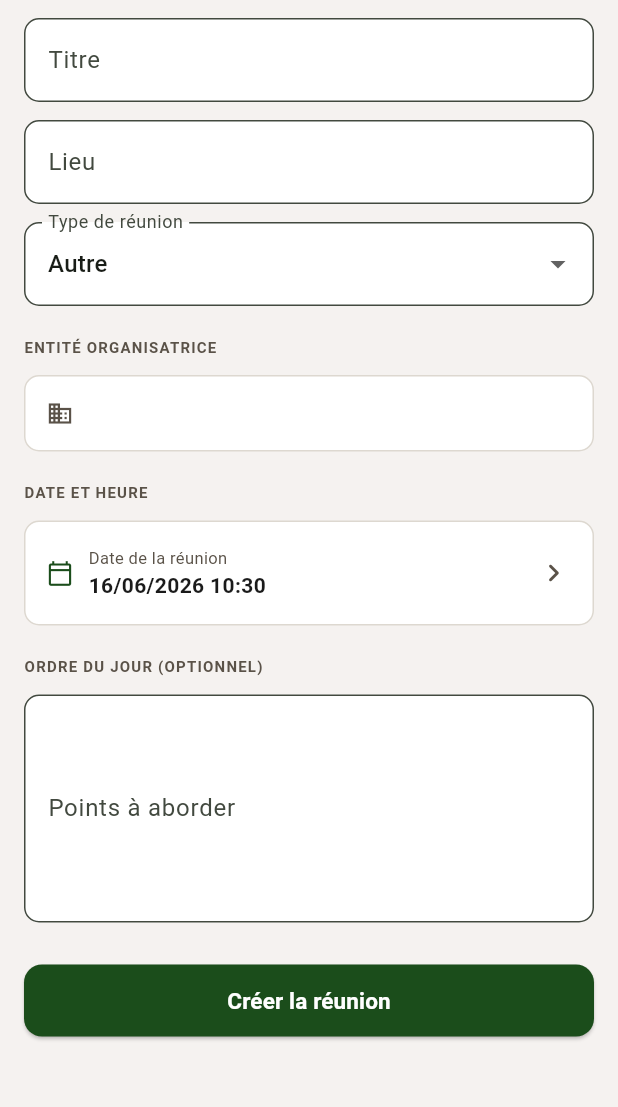
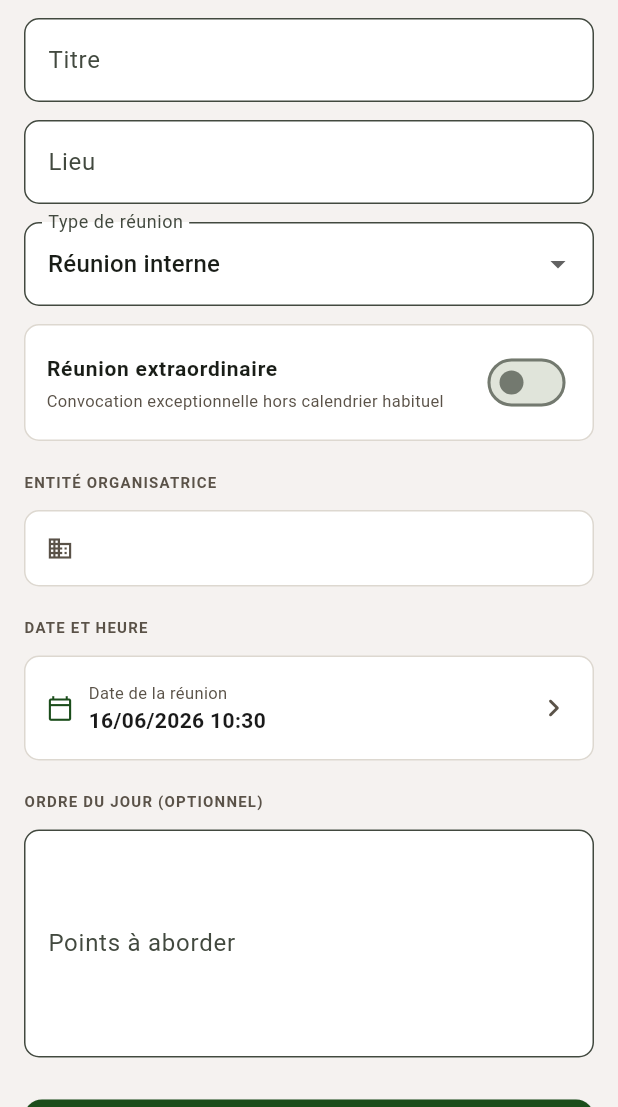
Before and after one commit to mcoly1703/cockpit, a Flutter app: the ReunionFormPage screen opened directly, on a phone screen of 412 x 824 dp, the part 129-1236 px from its top. Run offline on Flutter 3.47's test engine with Material 3 defaults, Android fonts, the phone set to English and light mode, and no system bars; our stand-ins replace dartz, file_picker, fl_chart, flutter_riverpod, freezed_annotation, go_router and 6 more; missing offline and left inert: dart:js_interop, mobile_scanner; accounts and stored records are empty.

Commit message:
feat(reunions): refactoring types + is_extraordinaire + fix race condition auth
Types réunion décorrélés des entités (nature plutôt qu'organisateur) :
reunion_interne, assemblee_generale, commission, coordination,
campagne_electorale, autre

Ajout champ is_extraordinaire (bool) sur l'entité Reunion avec
toggle switch dans le formulaire et badge rouge dans liste + détail

Fix race condition auth : 9 providers ajoutent un ref.listen sur
authProvider pour se recharger dès que la session est confirmée,
et ne retournent plus "non autorisé" pendant le chargement initial

Migration SQL 20260615000022 : mise à jour contrainte CHECK + colonne
is_extraordinaire

Dashboard : titre "À VOS AGENDAS — PROCHAINS ÉVÉNEMENTS"

Co-Authored-By: Claude Sonnet 4.6 <noreply@anthropic.com>

```diff
--- a/frontend/lib/core/constants/app_tables.dart
+++ b/frontend/lib/core/constants/app_tables.dart
@@ -171,23 +171,19 @@ class AppEnums {
   static const String carteEnAttente = 'en_attente';
 
   // type_reunion
-  static const String typeReunionBureau           = 'bureau';
-  static const String typeReunionCellule          = 'cellule';
-  static const String typeReunionSousSection      = 'sous_section';
+  static const String typeReunionInterne          = 'reunion_interne';
+  static const String typeReunionAssembleeGen     = 'assemblee_generale';
   static const String typeReunionCommission       = 'commission';
-  static const String typeReunionAssembleeGen     = 'assemblee_generale';
-  static const String typeReunionMouvement        = 'mouvement';
-  static const String typeReunionSecretariat      = 'secretariat';
+  static const String typeReunionCoordination     = 'coordination';
+  static const String typeReunionCampagne         = 'campagne_electorale';
   static const String typeReunionAutre            = 'autre';
 
   static const List<(String, String)> typesReunion = [
-    (typeReunionBureau,       'Bureau'),
-    (typeReunionCellule,      'Cellule'),
-    (typeReunionSousSection,  'Sous-section'),
+    (typeReunionInterne,      'Réunion interne'),
+    (typeReunionAssembleeGen, 'Assemblée générale'),
     (typeReunionCommission,   'Commission'),
-    (typeReunionAssembleeGen, 'Assemblée générale'),
-    (typeReunionMouvement,    'Mouvement'),
-    (typeReunionSecretariat,  'Secrétariat'),
+    (typeReunionCoordination, 'Coordination'),
+    (typeReunionCampagne,     'Campagne électorale'),
     (typeReunionAutre,        'Autre'),
   ];
 
--- a/frontend/lib/features/dashboard/presentation/pages/dashboard_page.dart
+++ b/frontend/lib/features/dashboard/presentation/pages/dashboard_page.dart
@@ -724,7 +724,7 @@ class _ProchainEvenementsCard extends ConsumerWidget {
             mainAxisAlignment: MainAxisAlignment.spaceBetween,
             children: [
               const Text(
-                'PROCHAINS ÉVÉNEMENTS',
+                'À VOS AGENDAS — PROCHAINS ÉVÉNEMENTS',
                 style: TextStyle(fontSize: 10, fontWeight: FontWeight.w700,
                     letterSpacing: 1, color: AppColors.text2),
               ),
--- a/frontend/lib/features/dashboard/presentation/providers/dashboard_provider.dart
+++ b/frontend/lib/features/dashboard/presentation/providers/dashboard_provider.dart
@@ -204,6 +204,9 @@ class DashboardNotifier extends StateNotifier<DashboardState> {
   })  : _getDashboardStats = getDashboardStats,
         _ref = ref,
         super(const DashboardState.initial()) {
+    _ref.listen<AuthState>(authProvider, (_, next) {
+      next.whenOrNull(connecte: (_) => charger());
+    });
     charger();
   }
 
@@ -214,7 +217,8 @@ class DashboardNotifier extends StateNotifier<DashboardState> {
     final utilisateur = authState.whenOrNull(connecte: (user) => user);
 
     if (utilisateur == null) {
-      state = const DashboardState.erreur(failure: Failure.nonAutorise());
+      final enAttente = authState.whenOrNull(initial: () => true, chargement: () => true) ?? false;
+      if (!enAttente) { state = const DashboardState.erreur(failure: Failure.nonAutorise()); }
       return;
     }
 
--- a/frontend/lib/features/reunions/data/datasources/reunions_datasource_impl.dart
+++ b/frontend/lib/features/reunions/data/datasources/reunions_datasource_impl.dart
@@ -37,14 +37,15 @@ class ReunionsDatasourceImpl implements ReunionsDatasource {
       final result = await supabase
           .from(AppTables.reunions)
           .insert({
-            AppTables.colTitre:      params.titre,
-            AppTables.colType:       params.type,
-            AppTables.colDate:       params.date.toIso8601String(),
-            AppTables.colLieu:       params.lieu,
+            AppTables.colTitre:            params.titre,
+            AppTables.colType:             params.type,
+            AppTables.colDate:             params.date.toIso8601String(),
+            AppTables.colLieu:             params.lieu,
             if (params.ordreJour != null)
-              AppTables.colOrdreJour: params.ordreJour,
-            AppTables.colUniteId:    params.uniteId,
-            AppTables.colCreatedBy:  supabase.auth.currentUser!.id,
+              AppTables.colOrdreJour:      params.ordreJour,
+            AppTables.colUniteId:          params.uniteId,
+            AppTables.colCreatedBy:        supabase.auth.currentUser!.id,
+            'is_extraordinaire':           params.isExtraordinaire,
           })
           .select()
           .single();
--- a/frontend/lib/features/reunions/domain/entities/reunion.dart
+++ b/frontend/lib/features/reunions/domain/entities/reunion.dart
@@ -16,5 +16,6 @@ class Reunion with _$Reunion {
     required DateTime createdAt,
     String?           compteRendu,
     String?           compteRenduUrl,
+    @Default(false) bool isExtraordinaire,
   }) = _Reunion;
 }
--- a/frontend/lib/features/reunions/domain/repositories/reunions_repository.dart
+++ b/frontend/lib/features/reunions/domain/repositories/reunions_repository.dart
@@ -13,6 +13,7 @@ class ParamsAjouterReunion {
   final String   lieu;
   final String?  ordreJour;
   final String   uniteId;
+  final bool     isExtraordinaire;
 
   const ParamsAjouterReunion({
     required this.titre,
@@ -21,6 +22,7 @@ class ParamsAjouterReunion {
     required this.lieu,
     this.ordreJour,
     required this.uniteId,
+    this.isExtraordinaire = false,
   });
 }
 
--- a/frontend/lib/features/reunions/presentation/pages/reunion_form_page.dart
+++ b/frontend/lib/features/reunions/presentation/pages/reunion_form_page.dart
@@ -22,7 +22,8 @@ class _ReunionFormPageState extends ConsumerState<ReunionFormPage> {
   final _lieuCtrl       = TextEditingController();
   final _ordreJourCtrl  = TextEditingController();
 
-  String _type = AppEnums.typeReunionAutre;
+  String _type             = AppEnums.typeReunionInterne;
+  bool   _isExtraordinaire = false;
   DateTime _date = DateTime.now().add(const Duration(days: 1));
 
   // Sélection en cascade
@@ -79,14 +80,15 @@ class _ReunionFormPageState extends ConsumerState<ReunionFormPage> {
     }
     Navigator.of(context).pop(
       ParamsAjouterReunion(
-        titre:     _titreCtrl.text.trim(),
-        type:      _type,
-        date:      _date,
-        lieu:      _lieuCtrl.text.trim(),
-        ordreJour: _ordreJourCtrl.text.trim().isEmpty
+        titre:            _titreCtrl.text.trim(),
+        type:             _type,
+        date:             _date,
+        lieu:             _lieuCtrl.text.trim(),
+        ordreJour:        _ordreJourCtrl.text.trim().isEmpty
             ? null
             : _ordreJourCtrl.text.trim(),
-        uniteId:   _resolveUniteId(fallbackUniteId),
+        uniteId:          _resolveUniteId(fallbackUniteId),
+        isExtraordinaire: _isExtraordinaire,
       ),
     );
   }
@@ -164,6 +166,11 @@ class _ReunionFormPageState extends ConsumerState<ReunionFormPage> {
             _DropdownType(
               valeur:    _type,
               onChanged: (v) => setState(() => _type = v!),
+            ),
+            const SizedBox(height: 12),
+            _ToggleExtraordinaire(
+              valeur:    _isExtraordinaire,
+              onChanged: (v) => setState(() => _isExtraordinaire = v),
             ),
             const SizedBox(height: 20),
 
@@ -491,6 +498,32 @@ class _Champ extends StatelessWidget {
       );
 }
 
+class _ToggleExtraordinaire extends StatelessWidget {
+  const _ToggleExtraordinaire({required this.valeur, required this.onChanged});
+  final bool valeur;
+  final void Function(bool) onChanged;
+
+  @override
+  Widget build(BuildContext context) => Container(
+        decoration: BoxDecoration(
+          color:        AppColors.card,
+          border:       Border.all(color: AppColors.border),
+          borderRadius: BorderRadius.circular(10),
+        ),
+        child: SwitchListTile(
+          value:         valeur,
+          onChanged:     onChanged,
+          activeThumbColor:  AppColors.secondary,
+          activeTrackColor:  AppColors.secondary.withValues(alpha: 0.3),
+          title: const Text('Réunion extraordinaire',
+              style: TextStyle(fontSize: 14, fontWeight: FontWeight.w600)),
+          subtitle: const Text('Convocation exceptionnelle hors calendrier habituel',
+              style: TextStyle(fontSize: 11, color: AppColors.text2)),
+          contentPadding: const EdgeInsets.symmetric(horizontal: 14, vertical: 2),
+        ),
+      );
+}
+
 class _DropdownType extends StatelessWidget {
   const _DropdownType({required this.valeur, required this.onChanged});
   final String   valeur;
```
Also changed, not shown: frontend/lib/features/bureau/presentation/providers/bureau_provider.dart (+7 -2 lines), frontend/lib/features/cra/presentation/providers/cra_provider.dart (+7 -2 lines), frontend/lib/features/elections/presentation/providers/elections_provider.dart (+7 -2 lines), frontend/lib/features/evenements/presentation/providers/evenements_provider.dart (+7 -2 lines), frontend/lib/features/finances/presentation/providers/finances_provider.dart (+7 -2 lines), frontend/lib/features/militants/presentation/providers/militants_provider.dart (+7 -2 lines), frontend/lib/features/prospects/presentation/providers/prospects_provider.dart (+7 -2 lines), frontend/lib/features/reunions/data/models/reunion_model.dart (+26 -22 lines), frontend/lib/features/reunions/presentation/pages/reunion_detail_page.dart (+13 -0 lines), frontend/lib/features/reunions/presentation/pages/reunions_page.dart (+13 -0 lines), frontend/lib/features/reunions/presentation/providers/reunions_provider.dart (+7 -2 lines), frontend/lib/features/reunions/domain/entities/reunion.freezed.dart, 1 other file.
